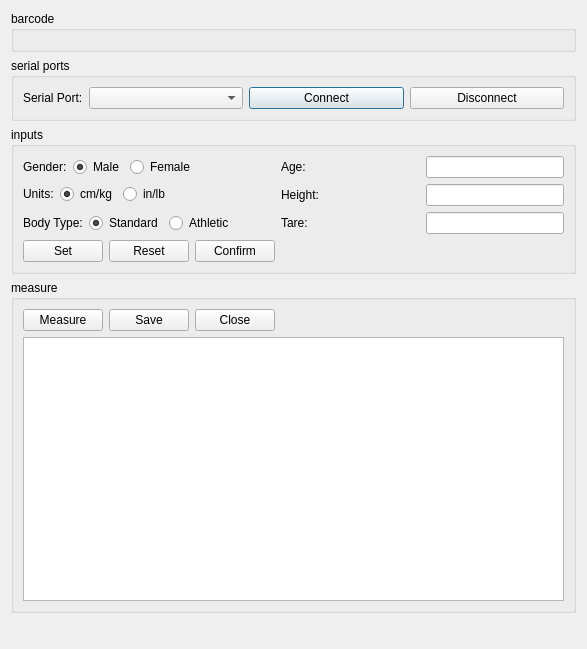
Old version of the form src/dialogs/bodycompositiondialog.ui in the repository inglis-dl/cypress.
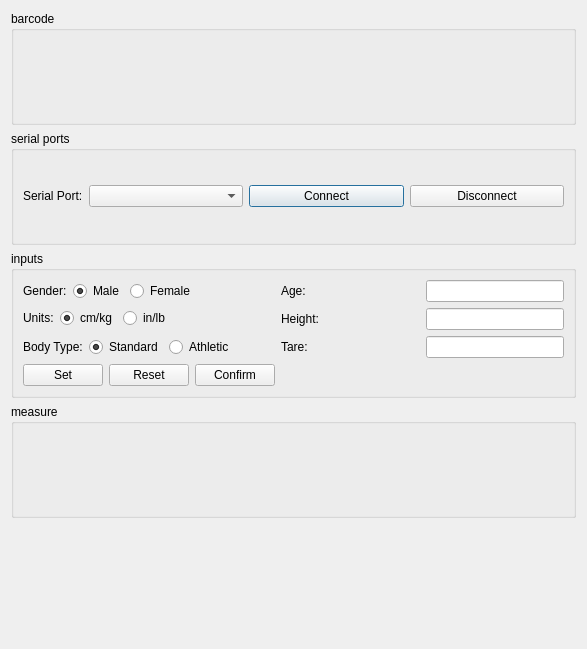
New version of the form. Custom widgets are drawn as their Qt base class.

Commit message: WIP: major UI refactor - add MeasurementWidget - various other cleanup actions

```diff
--- a/src/dialogs/bodycompositiondialog.ui
+++ b/src/dialogs/bodycompositiondialog.ui
@@ -362,86 +362,7 @@
      </property>
      <layout class="QVBoxLayout" name="verticalLayout_3">
       <item>
-       <layout class="QHBoxLayout" name="measurmentControlHhorizontalLayout">
-        <item>
-         <widget class="QPushButton" name="measureButton">
-          <property name="text">
-           <string>Measure</string>
-          </property>
-         </widget>
-        </item>
-        <item>
-         <widget class="QPushButton" name="saveButton">
-          <property name="sizePolicy">
-           <sizepolicy hsizetype="Minimum" vsizetype="Fixed">
-            <horstretch>0</horstretch>
-            <verstretch>0</verstretch>
-           </sizepolicy>
-          </property>
-          <property name="text">
-           <string>Save</string>
-          </property>
-         </widget>
-        </item>
-        <item>
-         <widget class="QPushButton" name="closeButton">
-          <property name="text">
-           <string>Close</string>
-          </property>
-         </widget>
-        </item>
-        <item>
-         <spacer name="horizontalSpacer_2">
-          <property name="orientation">
-           <enum>Qt::Horizontal</enum>
-          </property>
-          <property name="sizeHint" stdset="0">
-           <size>
-            <width>40</width>
-            <height>20</height>
-           </size>
-          </property>
-         </spacer>
-        </item>
-       </layout>
-      </item>
-      <item>
-       <layout class="QHBoxLayout" name="measurementTableHorizontalLayout">
-        <item>
-         <widget class="QTableView" name="testdataTableView">
-          <property name="sizePolicy">
-           <sizepolicy hsizetype="Preferred" vsizetype="Expanding">
-            <horstretch>0</horstretch>
-            <verstretch>0</verstretch>
-           </sizepolicy>
-          </property>
-          <property name="verticalScrollBarPolicy">
-           <enum>Qt::ScrollBarAlwaysOff</enum>
-          </property>
-          <property name="horizontalScrollBarPolicy">
-           <enum>Qt::ScrollBarAlwaysOff</enum>
-          </property>
-          <property name="sizeAdjustPolicy">
-           <enum>QAbstractScrollArea::AdjustToContents</enum>
-          </property>
-          <property name="autoScroll">
-           <bool>false</bool>
-          </property>
-          <property name="editTriggers">
-           <set>QAbstractItemView::NoEditTriggers</set>
-          </property>
-          <property name="showDropIndicator" stdset="0">
-           <bool>false</bool>
-          </property>
-          <property name="dragDropOverwriteMode">
-           <bool>false</bool>
-          </property>
-          <property name="selectionMode">
-           <enum>QAbstractItemView::NoSelection</enum>
-          </property>
-         </widget>
-        </item>
-       </layout>
+       <widget class="MeasureWidget" name="measureWidget" native="true"/>
       </item>
      </layout>
     </widget>
@@ -462,6 +383,12 @@
    <header>widgets/BarcodeWidget.h</header>
    <container>1</container>
   </customwidget>
+  <customwidget>
+   <class>MeasureWidget</class>
+   <extends>QWidget</extends>
+   <header>widgets/MeasureWidget.h</header>
+   <container>1</container>
+  </customwidget>
  </customwidgets>
  <includes>
   <include location="local">widgets/BarcodeWidget.h</include>
```
Left out of the diff: 1 changed line with no effect on the pictures. The commit also changes 106 other files.
